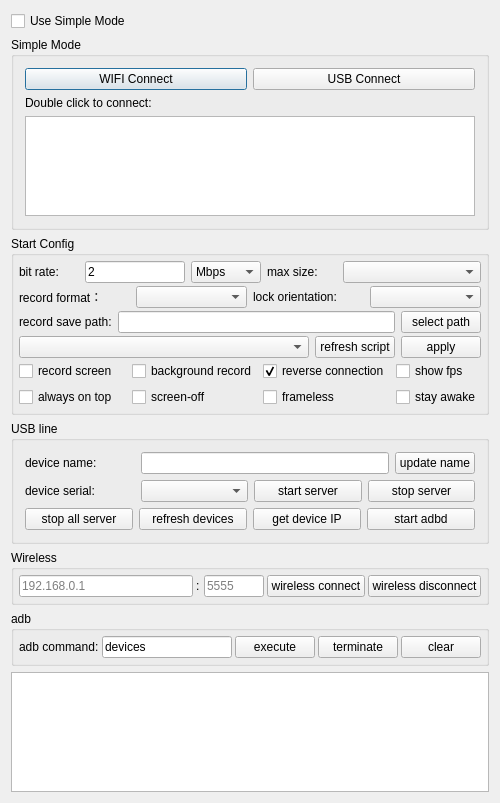
Before: the Qt Designer form QtScrcpy/dialog.ui in barry-ran/QtScrcpy, drawn with Qt 5.
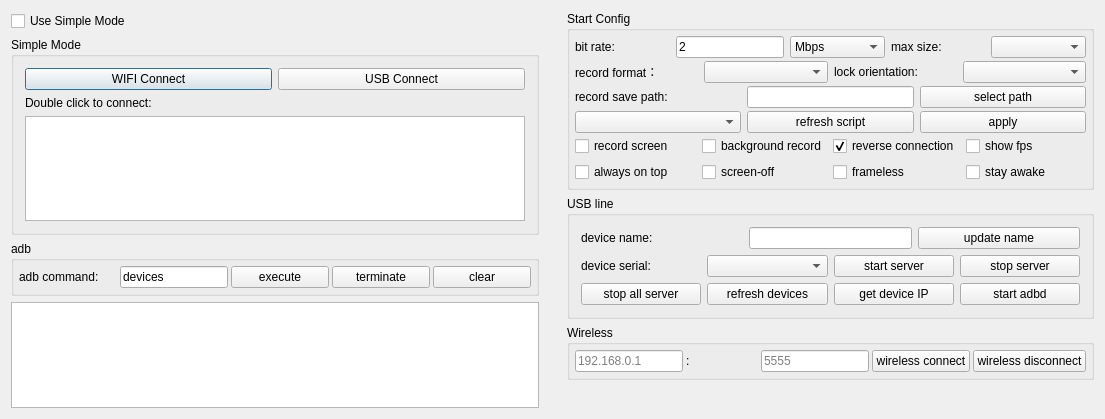
After: the same form once the commit is applied.

The edit to the form file:
```diff
--- a/QtScrcpy/dialog.ui
+++ b/QtScrcpy/dialog.ui
@@ -6,28 +6,43 @@
    <rect>
     <x>0</x>
     <y>0</y>
-    <width>500</width>
-    <height>749</height>
+    <width>1105</width>
+    <height>419</height>
    </rect>
   </property>
-  <property name="minimumSize">
-   <size>
-    <width>500</width>
-    <height>0</height>
-   </size>
-  </property>
-  <property name="maximumSize">
-   <size>
-    <width>565</width>
-    <height>16777215</height>
-   </size>
-  </property>
   <property name="windowTitle">
    <string notr="true">QtScrcpy</string>
   </property>
-  <layout class="QVBoxLayout" name="verticalLayout_2">
+  <layout class="QHBoxLayout" name="horizontalLayout_11">
+   <property name="leftMargin">
+    <number>0</number>
+   </property>
+   <property name="topMargin">
+    <number>0</number>
+   </property>
+   <property name="rightMargin">
+    <number>0</number>
+   </property>
+   <property name="bottomMargin">
+    <number>0</number>
+   </property>
+   <item>
+    <widget class="QWidget" name="leftWidget" native="true">
+     <property name="sizePolicy">
+      <sizepolicy hsizetype="Preferred" vsizetype="Preferred">
+       <horstretch>0</horstretch>
+       <verstretch>0</verstretch>
+      </sizepolicy>
+     </property>
+     <layout class="QVBoxLayout" name="verticalLayout_5">
    <item>
     <widget class="QCheckBox" name="useSingleModeCheck">
+        <property name="sizePolicy">
+         <sizepolicy hsizetype="Preferred" vsizetype="Preferred">
+          <horstretch>0</horstretch>
+          <verstretch>0</verstretch>
+         </sizepolicy>
+        </property>
      <property name="text">
       <string>Use Simple Mode</string>
      </property>
@@ -38,6 +53,12 @@
    </item>
    <item>
     <widget class="QGroupBox" name="simpleGroupBox">
+        <property name="sizePolicy">
+         <sizepolicy hsizetype="Preferred" vsizetype="Preferred">
+          <horstretch>0</horstretch>
+          <verstretch>0</verstretch>
+         </sizepolicy>
+        </property>
      <property name="title">
       <string>Simple Mode</string>
      </property>
@@ -49,6 +70,12 @@
        <layout class="QHBoxLayout" name="horizontalLayout_9">
         <item>
          <widget class="QPushButton" name="wifiConnectBtn">
+             <property name="sizePolicy">
+              <sizepolicy hsizetype="Preferred" vsizetype="Preferred">
+               <horstretch>0</horstretch>
+               <verstretch>0</verstretch>
+              </sizepolicy>
+             </property>
           <property name="text">
            <string>WIFI Connect</string>
           </property>
@@ -56,6 +83,12 @@
         </item>
         <item>
          <widget class="QPushButton" name="usbConnectBtn">
+             <property name="sizePolicy">
+              <sizepolicy hsizetype="Preferred" vsizetype="Preferred">
+               <horstretch>0</horstretch>
+               <verstretch>0</verstretch>
+              </sizepolicy>
+             </property>
           <property name="text">
            <string>USB Connect</string>
           </property>
@@ -65,6 +98,12 @@
       </item>
       <item>
        <widget class="QLabel" name="label_10">
+           <property name="sizePolicy">
+            <sizepolicy hsizetype="Preferred" vsizetype="Preferred">
+             <horstretch>0</horstretch>
+             <verstretch>0</verstretch>
+            </sizepolicy>
+           </property>
         <property name="text">
          <string>Double click to connect:</string>
         </property>
@@ -73,30 +112,153 @@
       <item>
        <widget class="QListWidget" name="connectedPhoneList">
         <property name="sizePolicy">
-         <sizepolicy hsizetype="Expanding" vsizetype="Preferred">
+            <sizepolicy hsizetype="Preferred" vsizetype="Preferred">
           <horstretch>0</horstretch>
           <verstretch>0</verstretch>
          </sizepolicy>
         </property>
-        <property name="minimumSize">
-         <size>
-          <width>0</width>
-          <height>100</height>
-         </size>
+          </widget>
+         </item>
+        </layout>
+       </widget>
+      </item>
+      <item>
+       <widget class="QGroupBox" name="adbGroupBox">
+        <property name="sizePolicy">
+         <sizepolicy hsizetype="Preferred" vsizetype="Preferred">
+          <horstretch>0</horstretch>
+          <verstretch>0</verstretch>
+         </sizepolicy>
         </property>
-        <property name="maximumSize">
-         <size>
-          <width>16777215</width>
-          <height>100</height>
-         </size>
+        <property name="title">
+         <string notr="true">adb</string>
         </property>
-       </widget>
-      </item>
+        <layout class="QHBoxLayout" name="horizontalLayout_2">
+         <property name="spacing">
+          <number>3</number>
+         </property>
+         <property name="leftMargin">
+          <number>5</number>
+         </property>
+         <property name="topMargin">
+          <number>5</number>
+         </property>
+         <property name="rightMargin">
+          <number>5</number>
+         </property>
+         <property name="bottomMargin">
+          <number>5</number>
+         </property>
+         <item>
+          <widget class="QLabel" name="label_7">
+           <property name="sizePolicy">
+            <sizepolicy hsizetype="Preferred" vsizetype="Preferred">
+             <horstretch>0</horstretch>
+             <verstretch>0</verstretch>
+            </sizepolicy>
+           </property>
+           <property name="text">
+            <string>adb command:</string>
+           </property>
+           <property name="buddy">
+            <cstring>adbCommandEdt</cstring>
+           </property>
+          </widget>
+         </item>
+         <item>
+          <widget class="QLineEdit" name="adbCommandEdt">
+           <property name="sizePolicy">
+            <sizepolicy hsizetype="Preferred" vsizetype="Preferred">
+             <horstretch>0</horstretch>
+             <verstretch>0</verstretch>
+            </sizepolicy>
+           </property>
+           <property name="text">
+            <string notr="true">devices</string>
+           </property>
+          </widget>
+         </item>
+         <item>
+          <widget class="QPushButton" name="adbCommandBtn">
+           <property name="sizePolicy">
+            <sizepolicy hsizetype="Preferred" vsizetype="Preferred">
+             <horstretch>0</horstretch>
+             <verstretch>0</verstretch>
+            </sizepolicy>
+           </property>
+           <property name="text">
+            <string>execute</string>
+           </property>
+          </widget>
+         </item>
+         <item>
+          <widget class="QPushButton" name="stopAdbBtn">
+           <property name="sizePolicy">
+            <sizepolicy hsizetype="Preferred" vsizetype="Preferred">
+             <horstretch>0</horstretch>
+             <verstretch>0</verstretch>
+            </sizepolicy>
+           </property>
+           <property name="text">
+            <string>terminate</string>
+           </property>
+          </widget>
+         </item>
+         <item>
+          <widget class="QPushButton" name="clearOut">
+           <property name="sizePolicy">
+            <sizepolicy hsizetype="Preferred" vsizetype="Preferred">
+             <horstretch>0</horstretch>
+             <verstretch>0</verstretch>
+            </sizepolicy>
+           </property>
+           <property name="text">
+            <string>clear</string>
+           </property>
+          </widget>
+         </item>
      </layout>
     </widget>
    </item>
+      <item>
+       <widget class="QTextEdit" name="outEdit">
+        <property name="sizePolicy">
+         <sizepolicy hsizetype="Preferred" vsizetype="Preferred">
+          <horstretch>0</horstretch>
+          <verstretch>0</verstretch>
+         </sizepolicy>
+        </property>
+        <property name="focusPolicy">
+         <enum>Qt::ClickFocus</enum>
+        </property>
+        <property name="documentTitle">
+         <string/>
+        </property>
+        <property name="readOnly">
+         <bool>true</bool>
+        </property>
+       </widget>
+      </item>
+     </layout>
+    </widget>
+   </item>
+   <item>
+    <widget class="QWidget" name="rightWidget" native="true">
+     <property name="sizePolicy">
+      <sizepolicy hsizetype="Preferred" vsizetype="Preferred">
+       <horstretch>0</horstretch>
+       <verstretch>0</verstretch>
+      </sizepolicy>
+     </property>
+     <layout class="QVBoxLayout" name="verticalLayout_6">
    <item>
     <widget class="QGroupBox" name="configGroupBox">
+        <property name="sizePolicy">
+         <sizepolicy hsizetype="Preferred" vsizetype="Preferred">
+          <horstretch>0</horstretch>
+          <verstretch>0</verstretch>
+         </sizepolicy>
+        </property>
      <property name="title">
       <string>Start Config</string>
      </property>
@@ -118,6 +280,12 @@
       </property>
       <item>
        <widget class="QWidget" name="configWidget1" native="true">
+           <property name="sizePolicy">
+            <sizepolicy hsizetype="Preferred" vsizetype="Preferred">
+             <horstretch>0</horstretch>
+             <verstretch>0</verstretch>
+            </sizepolicy>
+           </property>
         <layout class="QHBoxLayout" name="horizontalLayout_5">
          <property name="leftMargin">
           <number>0</number>
@@ -134,23 +302,11 @@
          <item>
           <widget class="QLabel" name="label_3">
            <property name="sizePolicy">
-            <sizepolicy hsizetype="Fixed" vsizetype="Preferred">
+               <sizepolicy hsizetype="Preferred" vsizetype="Preferred">
              <horstretch>0</horstretch>
              <verstretch>0</verstretch>
             </sizepolicy>
            </property>
-           <property name="minimumSize">
-            <size>
-             <width>60</width>
-             <height>0</height>
-            </size>
-           </property>
-           <property name="maximumSize">
-            <size>
-             <width>0</width>
-             <height>16777215</height>
-            </size>
-           </property>
            <property name="text">
             <string>bit rate:</string>
            </property>
@@ -159,23 +315,11 @@
          <item>
           <widget class="QLineEdit" name="bitRateEdit">
            <property name="sizePolicy">
-            <sizepolicy hsizetype="Minimum" vsizetype="Fixed">
+               <sizepolicy hsizetype="Preferred" vsizetype="Preferred">
              <horstretch>0</horstretch>
              <verstretch>0</verstretch>
             </sizepolicy>
            </property>
-           <property name="minimumSize">
-            <size>
-             <width>100</width>
-             <height>0</height>
-            </size>
-           </property>
-           <property name="maximumSize">
-            <size>
-             <width>0</width>
-             <height>16777215</height>
-            </size>
-           </property>
            <property name="text">
             <string>2</string>
            </property>
@@ -184,23 +328,11 @@
          <item>
           <widget class="QComboBox" name="bitRateBox">
            <property name="sizePolicy">
-            <sizepolicy hsizetype="Fixed" vsizetype="Fixed">
+               <sizepolicy hsizetype="Preferred" vsizetype="Preferred">
              <horstretch>0</horstretch>
              <verstretch>0</verstretch>
             </sizepolicy>
            </property>
-           <property name="minimumSize">
-            <size>
-             <width>70</width>
-             <height>0</height>
-            </size>
-           </property>
-           <property name="maximumSize">
-            <size>
-             <width>0</width>
-             <height>16777215</height>
-            </size>
-           </property>
            <property name="toolTip">
             <string/>
            </property>
@@ -222,23 +354,11 @@
          <item>
           <widget class="QLabel" name="label_4">
            <property name="sizePolicy">
-            <sizepolicy hsizetype="Fixed" vsizetype="Preferred">
+               <sizepolicy hsizetype="Preferred" vsizetype="Preferred">
              <horstretch>0</horstretch>
              <verstretch>0</verstretch>
             </sizepolicy>
            </property>
-           <property name="minimumSize">
-            <size>
-             <width>70</width>
-             <height>0</height>
-            </size>
-           </property>
-           <property name="maximumSize">
-            <size>
-             <width>0</width>
-             <height>16777215</height>
-            </size>
-           </property>
            <property name="text">
             <string>max size:</string>
            </property>
@@ -246,6 +366,12 @@
          </item>
          <item>
           <widget class="QComboBox" name="maxSizeBox">
+              <property name="sizePolicy">
+               <sizepolicy hsizetype="Preferred" vsizetype="Preferred">
+                <horstretch>0</horstretch>
+                <verstretch>0</verstretch>
+               </sizepolicy>
+              </property>
            <property name="toolTip">
             <string/>
            </property>
@@ -256,6 +382,12 @@
       </item>
       <item>
        <widget class="QWidget" name="configWidget5" native="true">
+           <property name="sizePolicy">
+            <sizepolicy hsizetype="Preferred" vsizetype="Preferred">
+             <horstretch>0</horstretch>
+             <verstretch>0</verstretch>
+            </sizepolicy>
+           </property>
         <layout class="QHBoxLayout" name="horizontalLayout_7">
          <property name="leftMargin">
           <number>0</number>
@@ -271,29 +403,61 @@
          </property>
          <item>
           <widget class="QLabel" name="label_6">
+              <property name="sizePolicy">
+               <sizepolicy hsizetype="Preferred" vsizetype="Preferred">
+                <horstretch>0</horstretch>
+                <verstretch>0</verstretch>
+               </sizepolicy>
+              </property>
            <property name="text">
             <string>record format：</string>
            </property>
           </widget>
          </item>
          <item>
-          <widget class="QComboBox" name="formatBox"/>
+             <widget class="QComboBox" name="formatBox">
+              <property name="sizePolicy">
+               <sizepolicy hsizetype="Preferred" vsizetype="Preferred">
+                <horstretch>0</horstretch>
+                <verstretch>0</verstretch>
+               </sizepolicy>
+              </property>
+             </widget>
          </item>
          <item>
           <widget class="QLabel" name="label_8">
+              <property name="sizePolicy">
+               <sizepolicy hsizetype="Preferred" vsizetype="Preferred">
+                <horstretch>0</horstretch>
+                <verstretch>0</verstretch>
+               </sizepolicy>
+              </property>
            <property name="text">
             <string>lock orientation:</string>
            </property>
           </widget>
          </item>
          <item>
-          <widget class="QComboBox" name="lockOrientationBox"/>
+             <widget class="QComboBox" name="lockOrientationBox">
+              <property name="sizePolicy">
+               <sizepolicy hsizetype="Preferred" vsizetype="Preferred">
+                <horstretch>0</horstretch>
+                <verstretch>0</verstretch>
+               </sizepolicy>
+              </property>
+             </widget>
          </item>
         </layout>
        </widget>
       </item>
       <item>
        <widget class="QWidget" name="configWidget2" native="true">
+           <property name="sizePolicy">
+            <sizepolicy hsizetype="Preferred" vsizetype="Preferred">
+             <horstretch>0</horstretch>
+             <verstretch>0</verstretch>
+            </sizepolicy>
+           </property>
         <layout class="QHBoxLayout" name="horizontalLayout_6">
          <property name="leftMargin">
           <number>0</number>
@@ -309,6 +473,12 @@
          </property>
          <item>
           <widget class="QLabel" name="label_5">
+              <property name="sizePolicy">
+               <sizepolicy hsizetype="Preferred" vsizetype="Preferred">
+                <horstretch>0</horstretch>
+                <verstretch>0</verstretch>
+               </sizepolicy>
+              </property>
            <property name="text">
             <string>record save path:</string>
            </property>
@@ -319,6 +489,12 @@
          </item>
          <item>
           <widget class="QLineEdit" name="recordPathEdt">
+              <property name="sizePolicy">
+               <sizepolicy hsizetype="Preferred" vsizetype="Preferred">
+                <horstretch>0</horstretch>
+                <verstretch>0</verstretch>
+               </sizepolicy>
+              </property>
            <property name="readOnly">
             <bool>true</bool>
            </property>
@@ -326,6 +502,12 @@
          </item>
          <item>
           <widget class="QPushButton" name="selectRecordPathBtn">
+              <property name="sizePolicy">
+               <sizepolicy hsizetype="Preferred" vsizetype="Preferred">
+                <horstretch>0</horstretch>
+                <verstretch>0</verstretch>
+               </sizepolicy>
+              </property>
            <property name="text">
             <string>select path</string>
            </property>
@@ -339,6 +521,12 @@
       </item>
       <item>
        <widget class="QWidget" name="configWidget4" native="true">
+           <property name="sizePolicy">
+            <sizepolicy hsizetype="Preferred" vsizetype="Preferred">
+             <horstretch>0</horstretch>
+             <verstretch>0</verstretch>
+            </sizepolicy>
+           </property>
         <layout class="QHBoxLayout" name="horizontalLayout_8">
          <property name="leftMargin">
           <number>0</number>
@@ -355,7 +543,7 @@
          <item>
           <widget class="QComboBox" name="gameBox">
            <property name="sizePolicy">
-            <sizepolicy hsizetype="Expanding" vsizetype="Fixed">
+               <sizepolicy hsizetype="Preferred" vsizetype="Preferred">
              <horstretch>0</horstretch>
              <verstretch>0</verstretch>
             </sizepolicy>
@@ -364,6 +552,12 @@
          </item>
          <item>
           <widget class="QPushButton" name="refreshGameScriptBtn">
+              <property name="sizePolicy">
+               <sizepolicy hsizetype="Preferred" vsizetype="Preferred">
+                <horstretch>0</horstretch>
+                <verstretch>0</verstretch>
+               </sizepolicy>
+              </property>
            <property name="text">
             <string>refresh script</string>
            </property>
@@ -371,6 +565,12 @@
          </item>
          <item>
           <widget class="QPushButton" name="applyScriptBtn">
+              <property name="sizePolicy">
+               <sizepolicy hsizetype="Preferred" vsizetype="Preferred">
+                <horstretch>0</horstretch>
+                <verstretch>0</verstretch>
+               </sizepolicy>
+              </property>
            <property name="text">
             <string>apply</string>
            </property>
@@ -381,6 +581,12 @@
       </item>
       <item>
        <widget class="QWidget" name="configWidget3" native="true">
+           <property name="sizePolicy">
+            <sizepolicy hsizetype="Preferred" vsizetype="Preferred">
+             <horstretch>0</horstretch>
+             <verstretch>0</verstretch>
+            </sizepolicy>
+           </property>
         <layout class="QGridLayout" name="gridLayout">
          <property name="leftMargin">
           <number>0</number>
@@ -397,7 +603,7 @@
          <item row="1" column="1">
           <widget class="QCheckBox" name="closeScreenCheck">
            <property name="sizePolicy">
-            <sizepolicy hsizetype="Expanding" vsizetype="Fixed">
+               <sizepolicy hsizetype="Preferred" vsizetype="Preferred">
              <horstretch>0</horstretch>
              <verstretch>0</verstretch>
             </sizepolicy>
@@ -409,6 +615,12 @@
          </item>
          <item row="1" column="3">
           <widget class="QCheckBox" name="framelessCheck">
+              <property name="sizePolicy">
+               <sizepolicy hsizetype="Preferred" vsizetype="Preferred">
+                <horstretch>0</horstretch>
+                <verstretch>0</verstretch>
+               </sizepolicy>
+              </property>
            <property name="text">
             <string>frameless</string>
            </property>
@@ -417,7 +629,7 @@
          <item row="1" column="0">
           <widget class="QCheckBox" name="alwaysTopCheck">
            <property name="sizePolicy">
-            <sizepolicy hsizetype="Expanding" vsizetype="Fixed">
+               <sizepolicy hsizetype="Preferred" vsizetype="Preferred">
              <horstretch>0</horstretch>
              <verstretch>0</verstretch>
             </sizepolicy>
@@ -433,7 +645,7 @@
          <item row="0" column="1">
           <widget class="QCheckBox" name="notDisplayCheck">
            <property name="sizePolicy">
-            <sizepolicy hsizetype="Expanding" vsizetype="Fixed">
+               <sizepolicy hsizetype="Preferred" vsizetype="Preferred">
              <horstretch>0</horstretch>
              <verstretch>0</verstretch>
             </sizepolicy>
@@ -449,7 +661,7 @@
          <item row="0" column="3">
           <widget class="QCheckBox" name="useReverseCheck">
            <property name="sizePolicy">
-            <sizepolicy hsizetype="Expanding" vsizetype="Fixed">
+               <sizepolicy hsizetype="Preferred" vsizetype="Preferred">
              <horstretch>0</horstretch>
              <verstretch>0</verstretch>
             </sizepolicy>
@@ -464,6 +676,12 @@
          </item>
          <item row="0" column="0">
           <widget class="QCheckBox" name="recordScreenCheck">
+              <property name="sizePolicy">
+               <sizepolicy hsizetype="Preferred" vsizetype="Preferred">
+                <horstretch>0</horstretch>
+                <verstretch>0</verstretch>
+               </sizepolicy>
+              </property>
            <property name="text">
             <string>record screen</string>
            </property>
@@ -471,6 +689,12 @@
          </item>
          <item row="0" column="4">
           <widget class="QCheckBox" name="fpsCheck">
+              <property name="sizePolicy">
+               <sizepolicy hsizetype="Preferred" vsizetype="Preferred">
+                <horstretch>0</horstretch>
+                <verstretch>0</verstretch>
+               </sizepolicy>
+              </property>
            <property name="text">
             <string>show fps</string>
            </property>
@@ -478,6 +702,12 @@
          </item>
          <item row="1" column="4">
           <widget class="QCheckBox" name="stayAwakeCheck">
+              <property name="sizePolicy">
+               <sizepolicy hsizetype="Preferred" vsizetype="Preferred">
+                <horstretch>0</horstretch>
+                <verstretch>0</verstretch>
+               </sizepolicy>
+              </property>
            <property name="text">
             <string>stay awake</string>
            </property>
@@ -491,6 +721,12 @@
    </item>
    <item>
     <widget class="QGroupBox" name="usbGroupBox">
+        <property name="sizePolicy">
+         <sizepolicy hsizetype="Preferred" vsizetype="Preferred">
+          <horstretch>0</horstretch>
+          <verstretch>0</verstretch>
+         </sizepolicy>
+        </property>
      <property name="title">
       <string>USB line</string>
      </property>
@@ -499,11 +735,11 @@
        <layout class="QHBoxLayout" name="horizontalLayout_10">
         <item>
          <widget class="QLabel" name="label_9">
-          <property name="minimumSize">
-           <size>
-            <width>110</width>
-            <height>0</height>
-           </size>
+             <property name="sizePolicy">
+              <sizepolicy hsizetype="Preferred" vsizetype="Preferred">
+               <horstretch>0</horstretch>
+               <verstretch>0</verstretch>
+              </sizepolicy>
           </property>
           <property name="text">
            <string>device name:</string>
@@ -512,16 +748,22 @@
         </item>
         <item>
          <widget class="QLineEdit" name="userNameEdt">
-          <property name="maximumSize">
-           <size>
-            <width>16777215</width>
-            <height>16777215</height>
-           </size>
+             <property name="sizePolicy">
+              <sizepolicy hsizetype="Preferred" vsizetype="Preferred">
+               <horstretch>0</horstretch>
+               <verstretch>0</verstretch>
+              </sizepolicy>
           </property>
          </widget>
         </item>
         <item>
          <widget class="QPushButton" name="updateNameBtn">
+             <property name="sizePolicy">
+              <sizepolicy hsizetype="Preferred" vsizetype="Preferred">
+               <horstretch>0</horstretch>
+               <verstretch>0</verstretch>
+              </sizepolicy>
+             </property>
           <property name="text">
            <string>update name</string>
           </property>
@@ -534,6 +776,12 @@
       </item>
       <item>
        <widget class="QWidget" name="usbWidget1" native="true">
+           <property name="sizePolicy">
+            <sizepolicy hsizetype="Preferred" vsizetype="Preferred">
+             <horstretch>0</horstretch>
+             <verstretch>0</verstretch>
+            </sizepolicy>
+           </property>
         <layout class="QHBoxLayout" name="horizontalLayout_3">
          <property name="leftMargin">
           <number>0</number>
@@ -549,11 +797,11 @@
          </property>
          <item>
           <widget class="QLabel" name="label_2">
-           <property name="minimumSize">
-            <size>
-             <width>110</width>
-             <height>0</height>
-            </size>
+              <property name="sizePolicy">
+               <sizepolicy hsizetype="Preferred" vsizetype="Preferred">
+                <horstretch>0</horstretch>
+                <verstretch>0</verstretch>
+               </sizepolicy>
            </property>
            <property name="text">
             <string>device serial:</string>
@@ -561,10 +809,23 @@
           </widget>
          </item>
          <item>
-          <widget class="QComboBox" name="serialBox"/>
+             <widget class="QComboBox" name="serialBox">
+              <property name="sizePolicy">
+               <sizepolicy hsizetype="Preferred" vsizetype="Preferred">
+                <horstretch>0</horstretch>
+                <verstretch>0</verstretch>
+               </sizepolicy>
+              </property>
+             </widget>
          </item>
          <item>
           <widget class="QPushButton" name="startServerBtn">
+              <property name="sizePolicy">
+               <sizepolicy hsizetype="Preferred" vsizetype="Preferred">
+                <horstretch>0</horstretch>
+                <verstretch>0</verstretch>
+               </sizepolicy>
+              </property>
            <property name="text">
             <string>start server</string>
            </property>
@@ -575,6 +836,12 @@
          </item>
          <item>
           <widget class="QPushButton" name="stopServerBtn">
+              <property name="sizePolicy">
+               <sizepolicy hsizetype="Preferred" vsizetype="Preferred">
+                <horstretch>0</horstretch>
+                <verstretch>0</verstretch>
+               </sizepolicy>
+              </property>
            <property name="text">
             <string>stop server</string>
            </property>
@@ -588,6 +855,12 @@
       </item>
       <item>
        <widget class="QWidget" name="usbWidget2" native="true">
+           <property name="sizePolicy">
+            <sizepolicy hsizetype="Preferred" vsizetype="Preferred">
+             <horstretch>0</horstretch>
+             <verstretch>0</verstretch>
+            </sizepolicy>
+           </property>
         <layout class="QHBoxLayout" name="horizontalLayout_4">
          <property name="leftMargin">
           <number>0</number>
@@ -603,6 +876,12 @@
          </property>
          <item>
           <widget class="QPushButton" name="stopAllServerBtn">
+              <property name="sizePolicy">
+               <sizepolicy hsizetype="Preferred" vsizetype="Preferred">
+                <horstretch>0</horstretch>
+                <verstretch>0</verstretch>
+               </sizepolicy>
+              </property>
            <property name="text">
             <string>stop all server</string>
            </property>
@@ -610,6 +889,12 @@
          </item>
          <item>
           <widget class="QPushButton" name="updateDevice">
+              <property name="sizePolicy">
+               <sizepolicy hsizetype="Preferred" vsizetype="Preferred">
+                <horstretch>0</horstretch>
+                <verstretch>0</verstretch>
+               </sizepolicy>
+              </property>
            <property name="text">
             <string>refresh devices</string>
            </property>
@@ -620,6 +905,12 @@
          </item>
          <item>
           <widget class="QPushButton" name="getIPBtn">
+              <property name="sizePolicy">
+               <sizepolicy hsizetype="Preferred" vsizetype="Preferred">
+                <horstretch>0</horstretch>
+                <verstretch>0</verstretch>
+               </sizepolicy>
+              </property>
            <property name="text">
             <string>get device IP</string>
            </property>
@@ -630,6 +921,12 @@
          </item>
          <item>
           <widget class="QPushButton" name="startAdbdBtn">
+              <property name="sizePolicy">
+               <sizepolicy hsizetype="Preferred" vsizetype="Preferred">
+                <horstretch>0</horstretch>
+                <verstretch>0</verstretch>
+               </sizepolicy>
+              </property>
            <property name="text">
             <string>start adbd</string>
            </property>
@@ -646,6 +943,12 @@
    </item>
    <item>
     <widget class="QGroupBox" name="wirelessGroupBox">
+        <property name="sizePolicy">
+         <sizepolicy hsizetype="Preferred" vsizetype="Preferred">
+          <horstretch>0</horstretch>
+          <verstretch>0</verstretch>
+         </sizepolicy>
+        </property>
      <property name="title">
       <string>Wireless</string>
      </property>
@@ -667,6 +970,12 @@
       </property>
       <item>
        <widget class="QLineEdit" name="deviceIpEdt">
+           <property name="sizePolicy">
+            <sizepolicy hsizetype="Preferred" vsizetype="Preferred">
+             <horstretch>0</horstretch>
+             <verstretch>0</verstretch>
+            </sizepolicy>
+           </property>
         <property name="text">
          <string/>
         </property>
@@ -680,17 +989,11 @@
       </item>
       <item>
        <widget class="QLabel" name="label">
-        <property name="minimumSize">
-         <size>
-          <width>5</width>
-          <height>0</height>
-         </size>
-        </property>
-        <property name="maximumSize">
-         <size>
-          <width>5</width>
-          <height>16777215</height>
-         </size>
+           <property name="sizePolicy">
+            <sizepolicy hsizetype="Preferred" vsizetype="Preferred">
+             <horstretch>0</horstretch>
+             <verstretch>0</verstretch>
+            </sizepolicy>
         </property>
         <property name="text">
          <string notr="true">:</string>
@@ -700,17 +1003,11 @@
       <item>
        <widget class="QLineEdit" name="devicePortEdt">
         <property name="sizePolicy">
-         <sizepolicy hsizetype="Maximum" vsizetype="Fixed">
+            <sizepolicy hsizetype="Preferred" vsizetype="Preferred">
           <horstretch>0</horstretch>
           <verstretch>0</verstretch>
          </sizepolicy>
         </property>
-        <property name="maximumSize">
-         <size>
-          <width>60</width>
-          <height>16777215</height>
-         </size>
-        </property>
         <property name="text">
          <string/>
         </property>
@@ -725,7 +1022,7 @@
       <item>
        <widget class="QPushButton" name="wirelessConnectBtn">
         <property name="sizePolicy">
-         <sizepolicy hsizetype="Minimum" vsizetype="Fixed">
+            <sizepolicy hsizetype="Preferred" vsizetype="Preferred">
           <horstretch>0</horstretch>
           <verstretch>0</verstretch>
          </sizepolicy>
@@ -741,7 +1038,7 @@
       <item>
        <widget class="QPushButton" name="wirelessDisConnectBtn">
         <property name="sizePolicy">
-         <sizepolicy hsizetype="Minimum" vsizetype="Fixed">
+            <sizepolicy hsizetype="Preferred" vsizetype="Preferred">
           <horstretch>0</horstretch>
           <verstretch>0</verstretch>
          </sizepolicy>
@@ -758,116 +1055,27 @@
     </widget>
    </item>
    <item>
-    <widget class="QGroupBox" name="adbGroupBox">
-     <property name="title">
-      <string notr="true">adb</string>
-     </property>
-     <layout class="QHBoxLayout" name="horizontalLayout_2">
-      <property name="spacing">
-       <number>3</number>
-      </property>
-      <property name="leftMargin">
-       <number>5</number>
-      </property>
-      <property name="topMargin">
-       <number>5</number>
-      </property>
-      <property name="rightMargin">
-       <number>5</number>
-      </property>
-      <property name="bottomMargin">
-       <number>5</number>
-      </property>
-      <item>
-       <widget class="QLabel" name="label_7">
-        <property name="text">
-         <string>adb command:</string>
-        </property>
-        <property name="buddy">
-         <cstring>adbCommandEdt</cstring>
-        </property>
-       </widget>
-      </item>
-      <item>
-       <widget class="QLineEdit" name="adbCommandEdt">
-        <property name="text">
-         <string notr="true">devices</string>
-        </property>
-       </widget>
-      </item>
-      <item>
-       <widget class="QPushButton" name="adbCommandBtn">
+       <spacer name="verticalSpacer">
         <property name="sizePolicy">
-         <sizepolicy hsizetype="Minimum" vsizetype="Fixed">
+         <sizepolicy hsizetype="Preferred" vsizetype="Preferred">
           <horstretch>0</horstretch>
           <verstretch>0</verstretch>
          </sizepolicy>
         </property>
-        <property name="text">
-         <string>execute</string>
+        <property name="orientation">
+         <enum>Qt::Vertical</enum>
         </property>
-       </widget>
-      </item>
-      <item>
-       <widget class="QPushButton" name="stopAdbBtn">
-        <property name="sizePolicy">
-         <sizepolicy hsizetype="Minimum" vsizetype="Fixed">
-          <horstretch>0</horstretch>
-          <verstretch>0</verstretch>
-         </sizepolicy>
+        <property name="sizeHint" stdset="0">
+         <size>
+          <width>20</width>
+          <height>40</height>
+         </size>
         </property>
-        <property name="text">
-         <string>terminate</string>
-        </property>
-       </widget>
-      </item>
-      <item>
-       <widget class="QPushButton" name="clearOut">
-        <property name="sizePolicy">
-         <sizepolicy hsizetype="Minimum" vsizetype="Fixed">
-          <horstretch>0</horstretch>
-          <verstretch>0</verstretch>
-         </sizepolicy>
-        </property>
-        <property name="text">
-         <string>clear</string>
-        </property>
-       </widget>
+       </spacer>
       </item>
      </layout>
     </widget>
    </item>
-   <item>
-    <widget class="QTextEdit" name="outEdit">
-     <property name="sizePolicy">
-      <sizepolicy hsizetype="Expanding" vsizetype="Preferred">
-       <horstretch>0</horstretch>
-       <verstretch>0</verstretch>
-      </sizepolicy>
-     </property>
-     <property name="minimumSize">
-      <size>
-       <width>0</width>
-       <height>120</height>
-      </size>
-     </property>
-     <property name="maximumSize">
-      <size>
-       <width>16777215</width>
-       <height>120</height>
-      </size>
-     </property>
-     <property name="focusPolicy">
-      <enum>Qt::ClickFocus</enum>
-     </property>
-     <property name="documentTitle">
-      <string/>
-     </property>
-     <property name="readOnly">
-      <bool>true</bool>
-     </property>
-    </widget>
-   </item>
   </layout>
  </widget>
  <layoutdefault spacing="6" margin="11"/>
```
Lines whose indentation alone changed are shown as unchanged.
